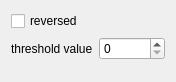
First picture: the form in src/view/ui/ThresholdImage.ui, repository Hboni/francis, before the edit.
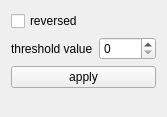
Second picture: the form after the edit.

The edit to the form file:
```diff
--- a/src/view/ui/ThresholdImage.ui
+++ b/src/view/ui/ThresholdImage.ui
@@ -6,8 +6,8 @@
    <rect>
     <x>0</x>
     <y>0</y>
-    <width>176</width>
-    <height>82</height>
+    <width>167</width>
+    <height>117</height>
    </rect>
   </property>
   <property name="windowTitle">
@@ -47,6 +47,13 @@
        </item>
       </layout>
      </item>
+     <item>
+      <widget class="QPushButton" name="apply">
+       <property name="text">
+        <string>apply</string>
+       </property>
+      </widget>
+     </item>
      <item>
       <spacer name="verticalSpacer">
        <property name="orientation">
```
